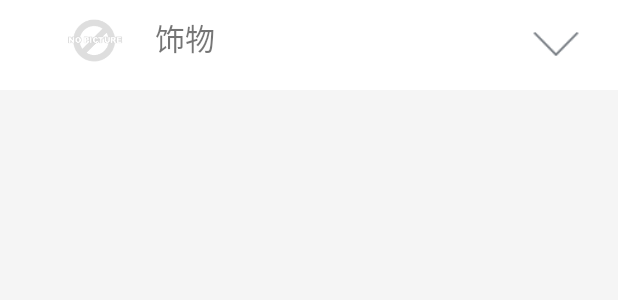
After one commit to jwl1/Fulisenter, an Android app: the layout item_category_group.xml on its own in the app's theme, with its tools: preview values and no code run, on a phone screen of 412 x 824 dp. The commit adds this screen. Shown: the top 300 px of the screen. Run offline under Robolectric (Android 15) with nearby library versions, the phone set to English and light mode, and no system bars.

Commit message:
分类首页下载并显示

```diff
--- a/app/src/main/java/cn/ucai/fulisenter/model/utils/OkHttpUtils.java
+++ b/app/src/main/java/cn/ucai/fulisenter/model/utils/OkHttpUtils.java
@@ -19,7 +19,7 @@ import java.util.Arrays;
 import java.util.List;
 import java.util.concurrent.TimeUnit;
 
-import cn.ucai.fulisenter.controller.application.FuLiCenterApplication;
+import cn.ucai.fulisenter.controller.application.FuLiSenterApplication;
 import cn.ucai.fulisenter.controller.application.I;
 import cn.ucai.fulisenter.model.bean.Result;
 import okhttp3.Cache;
@@ -144,7 +144,7 @@ public class OkHttpUtils<T> {
 
 
     private void initHandler() {
-        mHandler = new Handler(FuLiCenterApplication.getInstance().getMainLooper()) {
+        mHandler = new Handler(FuLiSenterApplication.getInstance().getMainLooper()) {
             @Override
             public void handleMessage(Message msg) {
                 switch (msg.what) {
--- /dev/null
+++ b/app/src/main/res/layout/item_category_group.xml
@@ -0,0 +1,35 @@
+<?xml version="1.0" encoding="utf-8"?>
+<RelativeLayout xmlns:android="http://schemas.android.com/apk/res/android"
+    android:layout_width="match_parent"
+    android:layout_height="60dp"
+    android:background="@drawable/divid_explist_group"
+
+    >
+    <ImageView
+        android:id="@+id/iv_group_thumb"
+        android:layout_width="40dp"
+        android:layout_height="40dp"
+        android:layout_marginLeft="20dp"
+        android:scaleType="centerCrop"
+        android:src="@drawable/nopic"
+        android:layout_centerVertical="true"/>
+    <TextView
+        android:id="@+id/tv_group_name"
+        android:layout_marginLeft="20dp"
+        android:layout_width="wrap_content"
+        android:layout_height="match_parent"
+        android:text="饰物"
+        android:layout_toRightOf="@+id/iv_group_thumb"
+        android:textSize="20sp"
+
+        android:layout_alignTop="@+id/iv_group_thumb" />
+    <ImageView
+        android:id="@+id/iv_indicater"
+        android:layout_marginLeft="20dp"
+        android:layout_alignParentRight="true"
+        android:layout_width="32dp"
+        android:layout_height="32dp"
+        android:src="@mipmap/expand_on"
+        android:layout_centerVertical="true"/>
+
+</RelativeLayout>
```
Also changed, not shown: app/src/main/java/cn/ucai/fulisenter/controller/activity/MainActivity.java (+4 -3 lines), app/src/main/java/cn/ucai/fulisenter/controller/adapter/CategoryAdapter.java (added, +140 -0 lines), app/src/main/java/cn/ucai/fulisenter/model/net/ModelCategory.java (added, +33 -0 lines), app/src/main/java/cn/ucai/fulisenter/model/utils/CommonUtils.java (+5 -5 lines), app/src/main/res/layout/fragment_category.xml (+19 -10 lines), app/src/main/res/layout/item_category_child.xml (added, +23 -0 lines).
